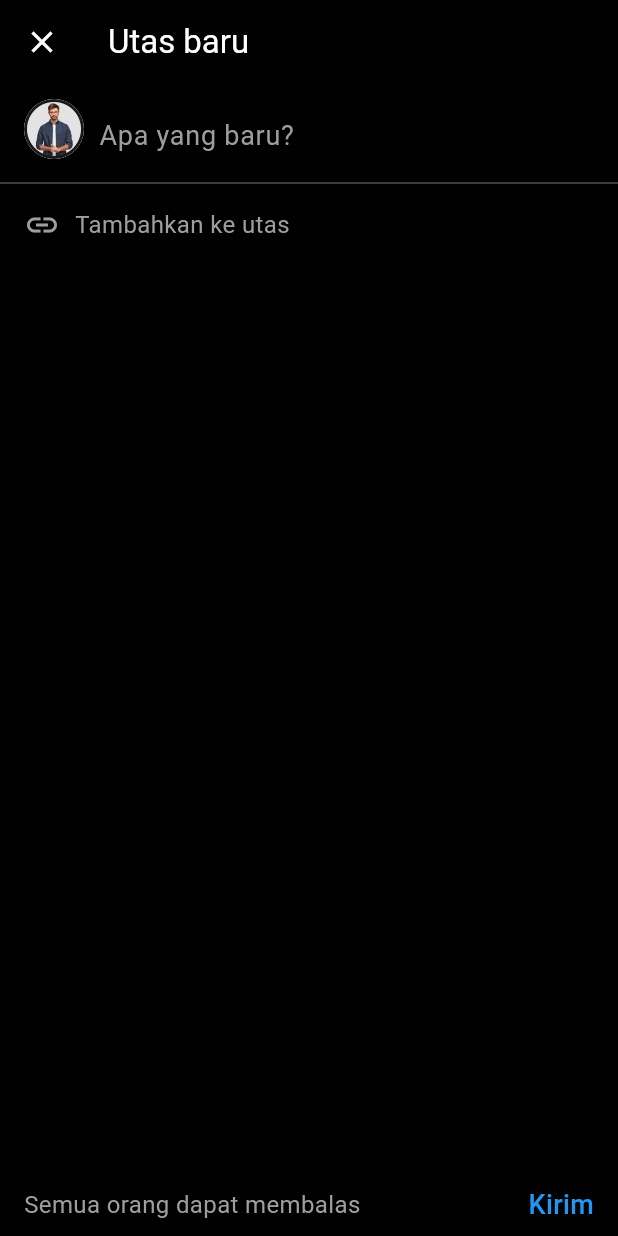
After one commit to dmsqil/hive_papb_frontend, a Flutter app: the HomeScreen screen opened by its route, item 3 of the bottom bar chosen, after a tap on "Kirim", on a phone screen of 412 x 824 dp. The commit adds this screen. Run offline on Flutter 3.47's test engine with Material 3 defaults, Android fonts, the phone set to English and light mode, and no system bars; our stand-ins replace equatable, flutter_bloc, flutter_svg.

Commit message:
Tambah fitur Add Post
menambahkan file add_post_screen.dart serta memperbarui home_screen.dart dan main.dart

```diff
--- a/lib/main.dart
+++ b/lib/main.dart
@@ -3,6 +3,7 @@ import 'package:flutter_bloc/flutter_bloc.dart';
 import 'blocs/auth/auth_bloc.dart';
 import 'screens/login_screen.dart';
 import 'screens/home_screen.dart';
+import 'screens/add_post_screen.dart';
 
 void main() {
   runApp(const MyApp());
@@ -21,6 +22,7 @@ class MyApp extends StatelessWidget {
         routes: {
           '/login': (context) => LoginScreen(),
           '/home': (context) => const HomeScreen(),
+          '/add_post': (context) =>AddPostScreen(),
         },
       ),
     );
--- /dev/null
+++ b/lib/screens/add_post_screen.dart
@@ -0,0 +1,106 @@
+import 'package:flutter/material.dart';
+
+class AddPostScreen extends StatelessWidget {
+  AddPostScreen({Key? key}) : super(key: key);
+
+  final TextEditingController postController = TextEditingController();
+
+  @override
+  Widget build(BuildContext context) {
+    return Scaffold(
+      backgroundColor: Colors.black,
+      appBar: AppBar(
+        backgroundColor: Colors.black,
+        elevation: 0,
+        title: const Text(
+          "Utas baru",
+          style: TextStyle(color: Colors.white),
+        ),
+        leading: IconButton(
+          icon: const Icon(Icons.close, color: Colors.white),
+          onPressed: () {
+            Navigator.pop(context); // Kembali ke halaman sebelumnya
+          },
+        ),
+      ),
+      body: Column(
+        children: [
+          const SizedBox(height: 10),
+          Padding(
+            padding: const EdgeInsets.symmetric(horizontal: 16.0),
+            child: Row(
+              crossAxisAlignment: CrossAxisAlignment.start,
+              children: [
+                // Gambar profil
+                const CircleAvatar(
+                  backgroundImage: AssetImage('assets/profile/chris.png'), // Sesuaikan path gambar profil
+                  radius: 20,
+                ),
+                const SizedBox(width: 10),
+                // Kolom input teks
+                Expanded(
+                  child: TextField(
+                    controller: postController,
+                    maxLines: null, // Membiarkan teks meluas ke beberapa baris
+                    style: const TextStyle(color: Colors.white, fontSize: 18),
+                    decoration: const InputDecoration(
+                      hintText: "Apa yang baru?",
+                      hintStyle: TextStyle(color: Colors.grey),
+                      border: InputBorder.none,
+                    ),
+                  ),
+                ),
+              ],
+            ),
+          ),
+          const Divider(color: Colors.grey, thickness: 0.5), // Garis pemisah
+          Padding(
+            padding: const EdgeInsets.symmetric(horizontal: 16.0, vertical: 8),
+            child: Row(
+              children: [
+                const Icon(Icons.link, color: Colors.grey), // Ikon lampiran
+                const SizedBox(width: 10),
+                const Text(
+                  "Tambahkan ke utas",
+                  style: TextStyle(color: Colors.grey, fontSize: 16),
+                ),
+              ],
+            ),
+          ),
+          const Spacer(),
+          // Bagian bawah (tombol kirim dan teks balasan)
+          Padding(
+            padding: const EdgeInsets.symmetric(horizontal: 16.0, vertical: 8),
+            child: Row(
+              mainAxisAlignment: MainAxisAlignment.spaceBetween,
+              children: [
+                const Text(
+                  "Semua orang dapat membalas",
+                  style: TextStyle(color: Colors.grey, fontSize: 16),
+                ),
+                GestureDetector(
+                  onTap: () {
+                    // Logika untuk mengirim postingan
+                    final postContent = postController.text.trim();
+                    if (postContent.isNotEmpty) {
+                      // Tambahkan logika untuk menyimpan atau mengirim post
+                      Navigator.pop(context); // Kembali ke halaman sebelumnya
+                    }
+                  },
+                  child: const Text(
+                    "Kirim",
+                    style: TextStyle(
+                      color: Colors.blue,
+                      fontSize: 18,
+                      fontWeight: FontWeight.w500,
+                    ),
+                  ),
+                ),
+              ],
+            ),
+          ),
+        ],
+      ),
+    );
+  }
+}
--- a/lib/screens/home_screen.dart
+++ b/lib/screens/home_screen.dart
@@ -80,6 +80,12 @@ class HomeScreen extends StatelessWidget {
         backgroundColor: Colors.black,
         selectedItemColor: Colors.white,
         unselectedItemColor: Colors.grey,
+        onTap: (index) {
+          if (index == 2) {
+            // Navigasi ke halaman tambah post
+            Navigator.pushNamed(context, '/add_post');
+          }
+        },
         items: const [
           BottomNavigationBarItem(
             icon: Icon(Icons.home),
@@ -90,7 +96,7 @@ class HomeScreen extends StatelessWidget {
             label: '',
           ),
           BottomNavigationBarItem(
-            icon: Icon(Icons.add_circle_outline),
+            icon: Icon(Icons.add_circle_outline), // Ikon tambah post
             label: '',
           ),
           BottomNavigationBarItem(
```
